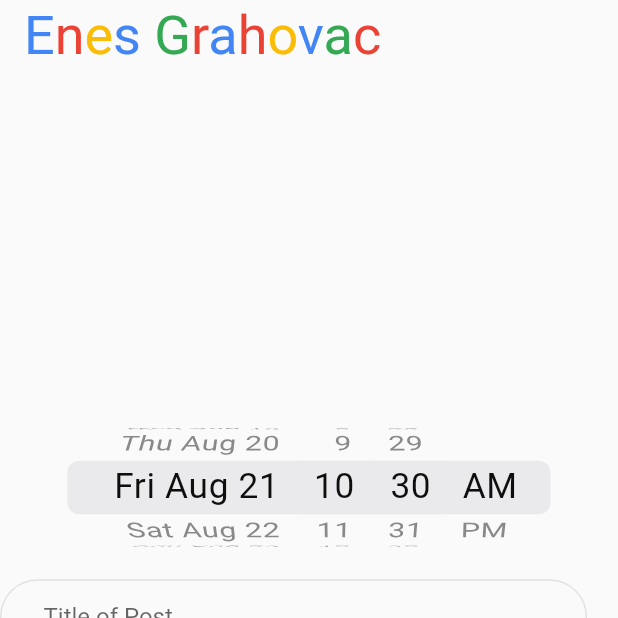
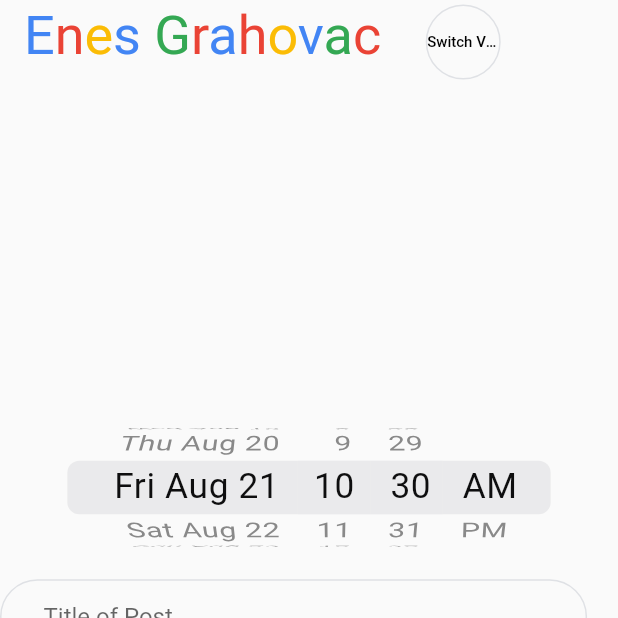
Before and after one commit to enesgrahovac/searchcv_userside, a Flutter app: the screen it shows after launch, after a tap on "Submit", on a phone screen of 412 x 824 dp, the top half of it. Run offline on Flutter 3.47's test engine with Material 2 defaults, Android fonts, the light colour scheme and no system bars; our stand-ins replace cloud_firestore, flutter_tags, hexcolor; accounts and stored records are empty; Roboto replaces fonts that are missing (Arial, ProductSans).

Commit message:
added db upload functionality

```diff
--- a/lib/main.dart
+++ b/lib/main.dart
@@ -6,6 +6,7 @@ import 'globals.dart';
 import 'PostTitle.dart';
 import 'DateTimeSelector.dart';
 import 'PostDescription.dart';
+import 'package:flutter_tags/flutter_tags.dart';
 
 void main() {
   runApp(MyApp());
@@ -58,6 +59,11 @@ class _MyHomePageState extends State<MyHomePage> {
   List<Widget> _children;
   DateTime _now;
 
+  List<String> _tags;
+  List<String> _chosenTags;
+  List<String>
+      _newTags; // list of tags that weren't previously in the database.
+
   TextEditingController _postTitleController;
   TextEditingController _postDescriptionController;
 
@@ -94,9 +100,33 @@ class _MyHomePageState extends State<MyHomePage> {
     return inputLetters;
   }
 
+  // Get previous tags from Firebase CloudStore
+  getTags() async {
+    List returnVal;
+    var res = await firestoreInstance
+        .collection('tags')
+        .getDocuments()
+        .then((value) => {returnVal = value.documents});
+
+    _tags = [];
+    for (var i = 0; i < returnVal.length; i++) {
+      DocumentSnapshot singleDocument = returnVal[i];
+      _tags.add(singleDocument.documentID);
+    }
+    print(_tags);
+
+    setState(() {
+      return;
+    });
+  }
+
   // Initializer
   @override
   void initState() {
+    _tags = [];
+    _chosenTags = [];
+    _newTags = [];
+    getTags();
     _now = DateTime.now();
     _postTitleController = TextEditingController();
     _postDescriptionController = TextEditingController();
@@ -118,6 +148,30 @@ class _MyHomePageState extends State<MyHomePage> {
     super.dispose();
   }
 
+  recordNewTag(documentID) async {
+    for (int i = 0; i < _newTags.length; i++) {
+      var res = await firestoreInstance
+          .collection('tags')
+          .document(_newTags[i])
+          .setData({"posts": documentID});
+    }
+    return;
+  }
+
+  sendPost(Map<String, dynamic> submitData) async {
+    DocumentReference resultValue;
+    var res = await firestoreInstance
+        .collection('posts')
+        .add(submitData)
+        .then((value) => {resultValue = value});
+
+    // Check if this post used a new tag that needs to be
+    // added to the 'tags' collection in Firebase.
+    if (_newTags.length != 0) {
+      recordNewTag(resultValue.documentID);
+    }
+  }
+
   validateSubmit() {
     bool submitValid = false;
 
@@ -132,14 +186,31 @@ class _MyHomePageState extends State<MyHomePage> {
     } else {
       submitValid = true;
     }
+    if (_chosenTags.length == 0) {
+      submitValid = false;
+    } else {
+      submitValid = true;
+    }
     if (submitValid == true) {
       Map<String, dynamic> submitData = {
         "date": _now,
         "description": _postDescriptionController.text,
         "title": _postTitleController.text,
+        "tags": _chosenTags,
       };
-      print(submitData);
+      sendPost(submitData);
+
+      // Clear form data after submit.
+      setState(() {
+        _postDescriptionController.text = "";
+        _postTitleController.text = "";
+        _chosenTags = [];
+      });
     }
+  }
+
+  changeView() {
+    print("change to post view");
   }
 
   @override
@@ -273,6 +344,67 @@ class _MyHomePageState extends State<MyHomePage> {
       ),
     );
 
+    Widget tagSelector = Tags(
+      horizontalScroll: true,
+      // key: _tagStateKey,
+      textField: TagsTextField(
+        textStyle: TextStyle(fontSize: 12.0),
+        constraintSuggestion: false,
+        suggestions: _tags,
+        onSubmitted: (String str) {
+          // Add item to the data source.
+          setState(() {
+            // required
+            _chosenTags.add(str);
+            if (!_tags.contains(str)) {
+              _newTags.add(str);
+            }
+            print("UPDATED TAGS");
+            print(_chosenTags);
+          });
+        },
+      ),
+      itemCount: _chosenTags.length, // required
+      itemBuilder: (int index) {
+        final item = _chosenTags[index];
+
+        return ItemTags(
+          // Each ItemTags must contain a Key. Keys allow Flutter to
+          // uniquely identify widgets.
+          key: Key(index.toString()),
+          index: index, // required
+          title: item,
+          pressEnabled: false,
+          // active: item.active,
+          // customData: item.customData,
+          textStyle: TextStyle(
+            fontSize: 12.0,
+          ),
+          combine: ItemTagsCombine.withTextBefore,
+          // image: ItemTagsImage(
+          //     image: AssetImage(
+          //         "img.jpg") // OR NetworkImage("https://...image.png")
+          //     ),
+          // icon: ItemTagsIcon(
+          //   icon: Icons.add,
+          // ), // OR null,
+          removeButton: ItemTagsRemoveButton(
+            onRemoved: () {
+              // Remove the item from the data source.
+              setState(() {
+                // required
+                _chosenTags.removeAt(index);
+              });
+              //required
+              return true;
+            },
+          ), // OR null,
+          onPressed: (item) => print(item),
+          onLongPressed: (item) => print(item),
+        );
+      },
+    );
+
     Widget submitButton = FlatButton(
       onPressed: () {
         validateSubmit();
@@ -301,17 +433,45 @@ class _MyHomePageState extends State<MyHomePage> {
       appBar: AppBar(
         backgroundColor: Colors.transparent,
         shadowColor: Colors.transparent,
-        title: Container(
-          child: googleName,
-          width: width,
-          height: 50,
+        title: Row(
+          children: [
+            Container(
+              child: googleName,
+              width: width * .65,
+              height: 50,
+            ),
+            GestureDetector(
+              onTap: () {
+                changeView();
+              },
+              child: Container(
+                  alignment: Alignment.center,
+                  width: 50,
+                  height: 50,
+                  decoration: BoxDecoration(
+                    borderRadius: BorderRadius.circular(50 / 2),
+                    border: Border.all(
+                      color: Hexcolor(googleSearchBorderColor),
+                      width: 1,
+                    ),
+                    color: Hexcolor(googleWhite),
+                  ),
+                  child: Text("Switch View",style:TextStyle(fontSize: 10.0,color: Colors.black,))),
+            )
+          ],
         ),
       ),
       body: Form(
         key: _formKey,
         child: Column(
           mainAxisAlignment: MainAxisAlignment.center,
-          children: [chosenDatetime, postTitle, postDescription, submitButton],
+          children: [
+            chosenDatetime,
+            postTitle,
+            postDescription,
+            tagSelector,
+            submitButton,
+          ],
         ),
       ),
     );
--- a/pubspec.yaml
+++ b/pubspec.yaml
@@ -30,6 +30,7 @@ dependencies:
   cupertino_icons: ^0.1.3
   hexcolor: ^1.0.4
   cloud_firestore: ^0.13.7
+  flutter_tags: ^0.4.8+2
 
 dev_dependencies:
   flutter_test:
```
Also changed, not shown: pubspec.lock.
